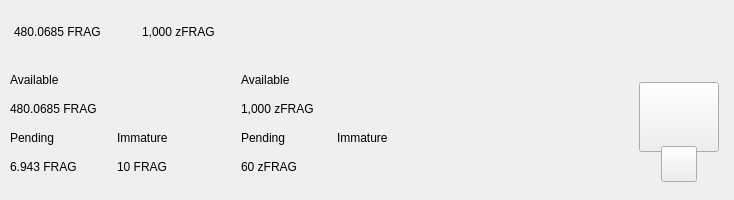
Before: the Qt Designer form src/qt/gamefrag/forms/topbar.ui in Game-Frag/game-frag-coin, drawn with Qt 5.
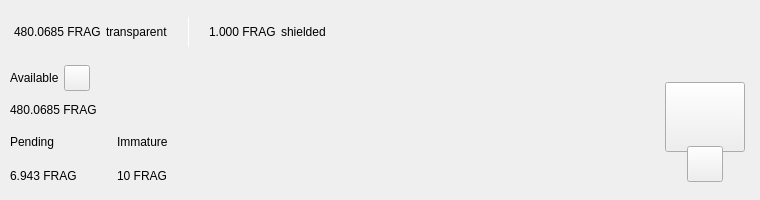
After: the same form once the commit is applied. Custom widgets are drawn as their Qt base class.

```diff
--- a/src/qt/gamefrag/forms/topbar.ui
+++ b/src/qt/gamefrag/forms/topbar.ui
@@ -42,7 +42,7 @@
     <number>0</number>
    </property>
    <item>
-    <widget class="PFBorderImage" name="containerTop" native="true">
+    <widget class="PFBorderImage" name="containerTop">
      <layout class="QVBoxLayout" name="verticalLayout_11">
       <property name="spacing">
        <number>0</number>
@@ -93,7 +93,7 @@
            </property>
            <layout class="QHBoxLayout" name="horizontalLayout_5">
             <property name="spacing">
-             <number>0</number>
+             <number>5</number>
             </property>
             <property name="leftMargin">
              <number>0</number>
@@ -108,7 +108,7 @@
              <number>0</number>
             </property>
             <item alignment="Qt::AlignTop">
-             <widget class="QLabel" name="labelAmountTopCrct">
+             <widget class="QLabel" name="labelAmountTopFrag">
               <property name="minimumSize">
                <size>
                 <width>0</width>
@@ -119,7 +119,14 @@
                <string notr="true">padding:0px;margin:0px;</string>
               </property>
               <property name="text">
-               <string>480.0685 FRAG</string>
+               <string notr="true">480.0685 FRAG</string>
+              </property>
+             </widget>
+            </item>
+            <item>
+             <widget class="QLabel" name="labelTrans">
+              <property name="text">
+               <string>transparent</string>
               </property>
              </widget>
             </item>
@@ -133,14 +140,14 @@
               </property>
               <property name="sizeHint" stdset="0">
                <size>
-                <width>20</width>
+                <width>15</width>
                 <height>20</height>
                </size>
               </property>
              </spacer>
             </item>
             <item alignment="Qt::AlignVCenter">
-             <widget class="QLabel" name="label_16">
+             <widget class="QLabel" name="typeSpacerTop">
               <property name="minimumSize">
                <size>
                 <width>1</width>
@@ -154,7 +161,7 @@
                </size>
               </property>
               <property name="styleSheet">
-               <string notr="true">
+               <string notr="true">background-color:white;
 padding:0px;
 border:none;</string>
               </property>
@@ -173,14 +180,14 @@
               </property>
               <property name="sizeHint" stdset="0">
                <size>
-                <width>20</width>
+                <width>15</width>
                 <height>20</height>
                </size>
               </property>
              </spacer>
             </item>
             <item alignment="Qt::AlignTop">
-             <widget class="QLabel" name="labelAmountTopzCrct">
+             <widget class="QLabel" name="labelAmountTopShieldedFrag">
               <property name="minimumSize">
                <size>
                 <width>0</width>
@@ -188,7 +195,14 @@
                </size>
               </property>
               <property name="text">
-               <string>1,000 zFRAG</string>
+               <string notr="true">1.000 FRAG</string>
+              </property>
+             </widget>
+            </item>
+            <item>
+             <widget class="QLabel" name="labelShield">
+              <property name="text">
+               <string>shielded</string>
               </property>
              </widget>
             </item>
@@ -263,7 +277,7 @@
             </widget>
            </item>
            <item>
-            <widget class="ExpandableButton" name="pushButtonMint" native="true">
+            <widget class="ExpandableButton" name="pushButtonHDUpgrade" native="true">
              <property name="minimumSize">
               <size>
                <width>36</width>
@@ -302,6 +316,16 @@
              </property>
             </widget>
            </item>
+           <item>
+            <widget class="ExpandableButton" name="pushButtonTor" native="true">
+             <property name="minimumSize">
+              <size>
+               <width>36</width>
+               <height>36</height>
+              </size>
+             </property>
+            </widget>
+           </item>
            <item>
             <widget class="ExpandableButton" name="pushButtonLock" native="true">
              <property name="sizePolicy">
@@ -371,11 +395,6 @@
           <number>10</number>
          </property>
          <item>
-          <layout class="QHBoxLayout" name="horizontalLayout_3">
-           <property name="bottomMargin">
-            <number>9</number>
-           </property>
-           <item>
             <layout class="QVBoxLayout" name="verticalLayout_7">
              <property name="spacing">
               <number>0</number>
@@ -389,6 +408,11 @@
              <item>
               <layout class="QVBoxLayout" name="verticalLayout_2">
                <item>
+              <layout class="QHBoxLayout" name="horizontalLayoutContainerAvailable">
+               <property name="spacing">
+                <number>5</number>
+               </property>
+               <item>
                 <widget class="QLabel" name="labelTitle1">
                  <property name="text">
                   <string>Available</string>
@@ -396,21 +420,105 @@
                 </widget>
                </item>
                <item>
-                <widget class="QLabel" name="labelAmountCrct">
+                <widget class="QPushButton" name="pushButtonBalanceInfo">
+                 <property name="minimumSize">
+                  <size>
+                   <width>26</width>
+                   <height>26</height>
+                  </size>
+                 </property>
+                 <property name="maximumSize">
+                  <size>
+                   <width>26</width>
+                   <height>26</height>
+                  </size>
+                 </property>
+                 <property name="mouseTracking">
+                  <bool>true</bool>
+                 </property>
+                 <property name="focusPolicy">
+                  <enum>Qt::NoFocus</enum>
+                 </property>
                  <property name="text">
-                  <string>480.0685 FRAG</string>
+                  <string notr="true"/>
                  </property>
+                 <property name="iconSize">
+                  <size>
+                   <width>24</width>
+                   <height>24</height>
+                  </size>
+                 </property>
+                 <property name="shortcut">
+                  <string notr="true"/>
+                 </property>
                 </widget>
                </item>
+               <item>
+                <spacer name="horizontalSpacer_4">
+                 <property name="orientation">
+                  <enum>Qt::Horizontal</enum>
+                 </property>
+                 <property name="sizeType">
+                  <enum>QSizePolicy::MinimumExpanding</enum>
+                 </property>
+                 <property name="sizeHint" stdset="0">
+                  <size>
+                   <width>20</width>
+                   <height>20</height>
+                  </size>
+                 </property>
+                </spacer>
+               </item>
               </layout>
              </item>
              <item>
+              <widget class="QLabel" name="labelAmountFrag">
+               <property name="text">
+                <string notr="true">480.0685 FRAG</string>
+               </property>
+              </widget>
+             </item>
+            </layout>
+           </item>
+           <item>
+            <widget class="QWidget" name="container_imm_pend" native="true">
               <layout class="QHBoxLayout" name="horizontalLayout_2">
                <property name="spacing">
                 <number>0</number>
                </property>
-               <item>
+              <property name="leftMargin">
+               <number>0</number>
+              </property>
+              <property name="topMargin">
+               <number>0</number>
+              </property>
+              <property name="rightMargin">
+               <number>0</number>
+              </property>
+              <property name="bottomMargin">
+               <number>0</number>
+              </property>
+              <item alignment="Qt::AlignLeft">
+               <widget class="QWidget" name="container_pending" native="true">
+                <property name="sizePolicy">
+                 <sizepolicy hsizetype="Minimum" vsizetype="Preferred">
+                  <horstretch>0</horstretch>
+                  <verstretch>0</verstretch>
+                 </sizepolicy>
+                </property>
                 <layout class="QVBoxLayout" name="verticalLayout_3">
+                 <property name="leftMargin">
+                  <number>0</number>
+                 </property>
+                 <property name="topMargin">
+                  <number>0</number>
+                 </property>
+                 <property name="rightMargin">
+                  <number>0</number>
+                 </property>
+                 <property name="bottomMargin">
+                  <number>0</number>
+                 </property>
                  <item>
                   <widget class="QLabel" name="labelTitle3">
                    <property name="text">
@@ -419,13 +527,14 @@
                   </widget>
                  </item>
                  <item>
-                  <widget class="QLabel" name="labelPendingCrct">
+                  <widget class="QLabel" name="labelPendingFrag">
                    <property name="text">
-                    <string>6.943 FRAG</string>
+                    <string notr="true">6.943 FRAG</string>
                    </property>
                   </widget>
                  </item>
                 </layout>
+               </widget>
                </item>
                <item>
                 <spacer name="horizontalSpacer_3">
@@ -443,8 +552,27 @@
                  </property>
                 </spacer>
                </item>
-               <item>
+              <item alignment="Qt::AlignLeft">
+               <widget class="QWidget" name="container_immature" native="true">
+                <property name="sizePolicy">
+                 <sizepolicy hsizetype="Minimum" vsizetype="Preferred">
+                  <horstretch>0</horstretch>
+                  <verstretch>0</verstretch>
+                 </sizepolicy>
+                </property>
                 <layout class="QVBoxLayout" name="verticalLayout_4">
+                 <property name="leftMargin">
+                  <number>0</number>
+                 </property>
+                 <property name="topMargin">
+                  <number>0</number>
+                 </property>
+                 <property name="rightMargin">
+                  <number>0</number>
+                 </property>
+                 <property name="bottomMargin">
+                  <number>0</number>
+                 </property>
                  <item>
                   <widget class="QLabel" name="labelTitle4">
                    <property name="text">
@@ -453,99 +581,20 @@
                   </widget>
                  </item>
                  <item>
-                  <widget class="QLabel" name="labelImmatureCrct">
+                  <widget class="QLabel" name="labelImmatureFrag">
                    <property name="text">
-                    <string>10 FRAG</string>
+                    <string notr="true">10 FRAG</string>
                    </property>
                   </widget>
                  </item>
                 </layout>
-               </item>
-              </layout>
-             </item>
-            </layout>
-           </item>
-           <item>
-            <widget class="QLabel" name="label_9">
-             <property name="minimumSize">
-              <size>
-               <width>1</width>
-               <height>100</height>
-              </size>
-             </property>
-             <property name="maximumSize">
-              <size>
-               <width>1</width>
-               <height>16777215</height>
-              </size>
-             </property>
-             <property name="styleSheet">
-              <string notr="true">
-padding:0px;
-border:none;</string>
-             </property>
-             <property name="text">
-              <string/>
-             </property>
             </widget>
            </item>
            <item>
-            <layout class="QVBoxLayout" name="verticalLayout_8">
-             <property name="spacing">
-              <number>0</number>
-             </property>
-             <property name="leftMargin">
-              <number>30</number>
-             </property>
-             <item>
-              <layout class="QVBoxLayout" name="verticalLayout">
-               <item>
-                <widget class="QLabel" name="labelTitle2">
-                 <property name="text">
-                  <string>Available</string>
-                 </property>
-                </widget>
-               </item>
-               <item>
-                <widget class="QLabel" name="labelAmountzCrct">
-                 <property name="text">
-                  <string>1,000 zFRAG</string>
-                 </property>
-                </widget>
-               </item>
-              </layout>
-             </item>
-             <item>
-              <layout class="QHBoxLayout" name="horizontalLayout">
-               <property name="spacing">
-                <number>0</number>
-               </property>
-               <item>
-                <layout class="QVBoxLayout" name="verticalLayout_5">
-                 <item>
-                  <widget class="QLabel" name="labelTitle5">
-                   <property name="text">
-                    <string>Pending</string>
-                   </property>
-                  </widget>
-                 </item>
-                 <item>
-                  <widget class="QLabel" name="labelPendingzCrct">
-                   <property name="text">
-                    <string>60 zFRAG</string>
-                   </property>
-                  </widget>
-                 </item>
-                </layout>
-               </item>
-               <item>
-                <spacer name="horizontalSpacer_4">
+               <spacer name="horizontalSpacer_5">
                  <property name="orientation">
                   <enum>Qt::Horizontal</enum>
                  </property>
-                 <property name="sizeType">
-                  <enum>QSizePolicy::Fixed</enum>
-                 </property>
                  <property name="sizeHint" stdset="0">
                   <size>
                    <width>40</width>
@@ -554,27 +603,8 @@
                  </property>
                 </spacer>
                </item>
-               <item>
-                <layout class="QVBoxLayout" name="verticalLayout_6">
-                 <item>
-                  <widget class="QLabel" name="labelTitle6">
-                   <property name="text">
-                    <string>Immature</string>
-                   </property>
-                  </widget>
-                 </item>
-                 <item>
-                  <widget class="QLabel" name="labelImmaturezCrct">
-                   <property name="text">
-                    <string></string>
-                   </property>
-                  </widget>
-                 </item>
-                </layout>
-               </item>
-              </layout>
-             </item>
-            </layout>
+             </layout>
+            </widget>
            </item>
           </layout>
          </item>
```
Lines whose indentation alone changed are shown as unchanged.
